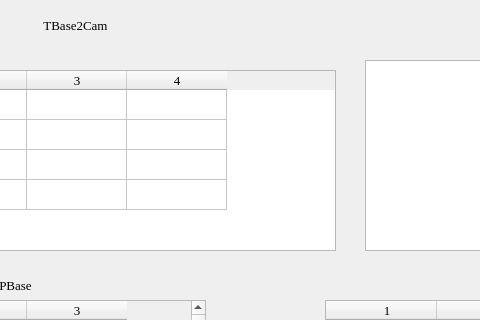
This is verification.ui in Yamabukiss/handeye_calibration as Qt 5 draws it before an edit; both pictures show x 255 to 735 and y 0 to 320 of the 1022 by 676 pixel window. The edited form follows.
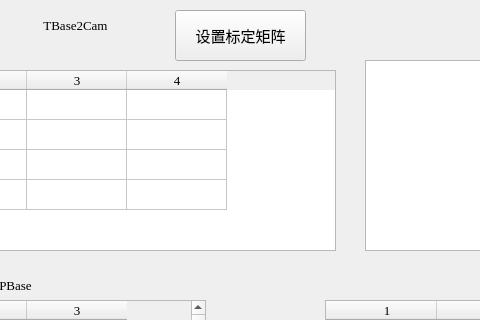
This is the edited form.

What changed in the file:
```diff
--- a/verification.ui
+++ b/verification.ui
@@ -293,6 +293,25 @@
     </font>
    </property>
   </widget>
+  <widget class="QPushButton" name="pushButton_3">
+   <property name="geometry">
+    <rect>
+     <x>430</x>
+     <y>10</y>
+     <width>131</width>
+     <height>51</height>
+    </rect>
+   </property>
+   <property name="font">
+    <font>
+     <family>黑体</family>
+     <pointsize>11</pointsize>
+    </font>
+   </property>
+   <property name="text">
+    <string>设置标定矩阵</string>
+   </property>
+  </widget>
  </widget>
  <resources/>
  <connections/>
```
